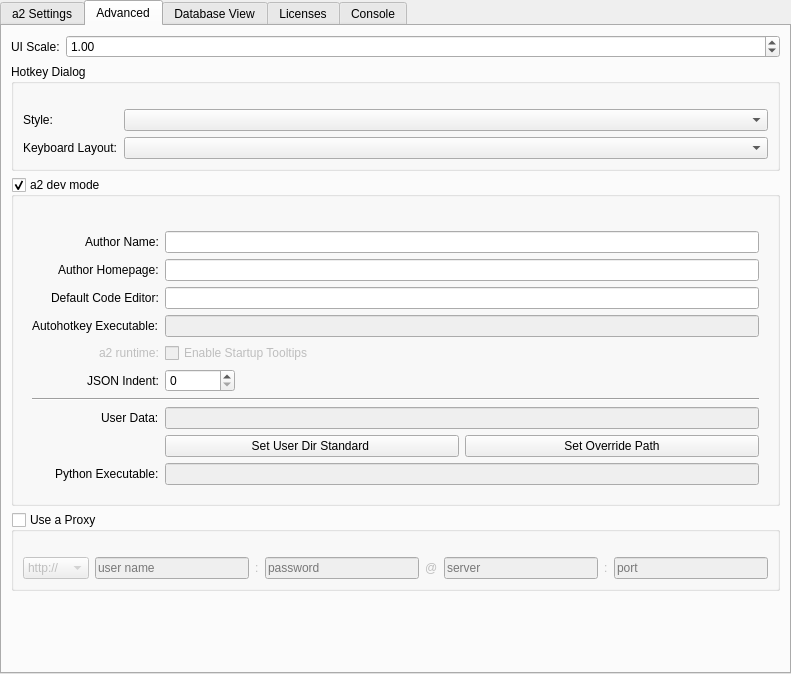
The window that ui/a2widget/a2settings_view.ui (ewerybody/a2) describes before a commit, drawn with Qt 5.
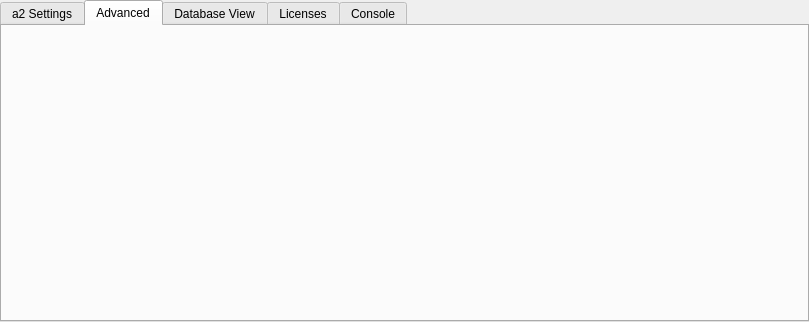
The same window after the commit. The open tabs and pages were chosen to show the change. Custom widgets are drawn as their Qt base class.

Commit message: settings view: Advanced tab now separated and built on demand

Patch:
```diff
--- a/ui/a2widget/a2settings_view.ui
+++ b/ui/a2widget/a2settings_view.ui
@@ -6,16 +6,10 @@
    <rect>
     <x>0</x>
     <y>0</y>
-    <width>791</width>
-    <height>674</height>
+    <width>809</width>
+    <height>322</height>
    </rect>
   </property>
-  <property name="windowTitle">
-   <string notr="true">a2settings</string>
-  </property>
-  <property name="styleSheet">
-   <string notr="true">b</string>
-  </property>
   <layout class="QVBoxLayout" name="a2settings_view_layout">
    <property name="leftMargin">
     <number>0</number>
@@ -232,354 +226,6 @@
       <attribute name="title">
        <string notr="true">Advanced</string>
       </attribute>
-      <layout class="QFormLayout" name="formLayout_3">
-       <item row="0" column="0">
-        <widget class="QLabel" name="ui_scale_label">
-         <property name="text">
-          <string notr="true">UI Scale:</string>
-         </property>
-        </widget>
-       </item>
-       <item row="0" column="1">
-        <widget class="A2Slider" name="ui_scale_slider">
-         <property name="decimals">
-          <number>2</number>
-         </property>
-         <property name="minimum">
-          <double>0.500000000000000</double>
-         </property>
-         <property name="maximum">
-          <double>2.000000000000000</double>
-         </property>
-         <property name="singleStep">
-          <double>0.050000000000000</double>
-         </property>
-         <property name="value">
-          <double>1.000000000000000</double>
-         </property>
-        </widget>
-       </item>
-       <item row="1" column="0" colspan="2">
-        <widget class="QGroupBox" name="hotkey_box">
-         <property name="title">
-          <string>Hotkey Dialog</string>
-         </property>
-         <layout class="QFormLayout" name="formLayout_4">
-          <property name="topMargin">
-           <number>25</number>
-          </property>
-          <item row="0" column="0">
-           <widget class="QLabel" name="label_7">
-            <property name="text">
-             <string notr="true">Style:</string>
-            </property>
-           </widget>
-          </item>
-          <item row="0" column="1">
-           <widget class="QComboBox" name="hk_dialog_style"/>
-          </item>
-          <item row="1" column="0">
-           <widget class="QLabel" name="label_13">
-            <property name="text">
-             <string notr="true">Keyboard Layout:</string>
-            </property>
-           </widget>
-          </item>
-          <item row="1" column="1">
-           <widget class="QComboBox" name="hk_dialog_layout"/>
-          </item>
-         </layout>
-        </widget>
-       </item>
-       <item row="3" column="0" colspan="2">
-        <widget class="QGroupBox" name="dev_box">
-         <property name="title">
-          <string notr="true">a2 dev mode</string>
-         </property>
-         <property name="checkable">
-          <bool>true</bool>
-         </property>
-         <layout class="QVBoxLayout" name="verticalLayout_3">
-          <property name="topMargin">
-           <number>25</number>
-          </property>
-          <item>
-           <widget class="QWidget" name="dev_widget" native="true">
-            <property name="accessibleDescription">
-             <string notr="true"/>
-            </property>
-            <layout class="QFormLayout" name="formLayout_2">
-             <property name="fieldGrowthPolicy">
-              <enum>QFormLayout::AllNonFixedFieldsGrow</enum>
-             </property>
-             <property name="labelAlignment">
-              <set>Qt::AlignRight|Qt::AlignTrailing|Qt::AlignVCenter</set>
-             </property>
-             <item row="0" column="0">
-              <widget class="QLabel" name="label_4">
-               <property name="text">
-                <string notr="true">Author Name:</string>
-               </property>
-              </widget>
-             </item>
-             <item row="0" column="1">
-              <widget class="QLineEdit" name="author_name">
-               <property name="text">
-                <string notr="true"/>
-               </property>
-              </widget>
-             </item>
-             <item row="1" column="0">
-              <widget class="QLabel" name="label_6">
-               <property name="text">
-                <string notr="true">Author Homepage:</string>
-               </property>
-              </widget>
-             </item>
-             <item row="1" column="1">
-              <widget class="QLineEdit" name="author_url">
-               <property name="text">
-                <string notr="true"/>
-               </property>
-              </widget>
-             </item>
-             <item row="2" column="0">
-              <widget class="QLabel" name="label_5">
-               <property name="text">
-                <string notr="true">Default Code Editor:</string>
-               </property>
-              </widget>
-             </item>
-             <item row="2" column="1">
-              <widget class="A2PathField" name="code_editor">
-               <property name="text">
-                <string notr="true"/>
-               </property>
-              </widget>
-             </item>
-             <item row="3" column="0">
-              <widget class="QLabel" name="label_8">
-               <property name="text">
-                <string notr="true">Autohotkey Executable:</string>
-               </property>
-              </widget>
-             </item>
-             <item row="3" column="1">
-              <widget class="A2PathField" name="autohotkey">
-               <property name="enabled">
-                <bool>false</bool>
-               </property>
-               <property name="text">
-                <string notr="true"/>
-               </property>
-              </widget>
-             </item>
-             <item row="4" column="0">
-              <widget class="QLabel" name="label_12">
-               <property name="enabled">
-                <bool>false</bool>
-               </property>
-               <property name="text">
-                <string notr="true">a2 runtime:</string>
-               </property>
-              </widget>
-             </item>
-             <item row="4" column="1">
-              <widget class="QCheckBox" name="startup_tooltips">
-               <property name="enabled">
-                <bool>false</bool>
-               </property>
-               <property name="text">
-                <string notr="true">Enable Startup Tooltips</string>
-               </property>
-              </widget>
-             </item>
-             <item row="5" column="0">
-              <widget class="QLabel" name="label_9">
-               <property name="text">
-                <string notr="true">JSON Indent:</string>
-               </property>
-              </widget>
-             </item>
-             <item row="5" column="1">
-              <widget class="QSpinBox" name="json_indent">
-               <property name="maximumSize">
-                <size>
-                 <width>70</width>
-                 <height>16777215</height>
-                </size>
-               </property>
-              </widget>
-             </item>
-             <item row="9" column="0" colspan="2">
-              <widget class="Line" name="line">
-               <property name="sizePolicy">
-                <sizepolicy hsizetype="Minimum" vsizetype="Fixed">
-                 <horstretch>0</horstretch>
-                 <verstretch>0</verstretch>
-                </sizepolicy>
-               </property>
-               <property name="minimumSize">
-                <size>
-                 <width>100</width>
-                 <height>0</height>
-                </size>
-               </property>
-               <property name="orientation">
-                <enum>Qt::Horizontal</enum>
-               </property>
-              </widget>
-             </item>
-             <item row="10" column="0">
-              <widget class="QLabel" name="label_2">
-               <property name="text">
-                <string notr="true">User Data:</string>
-               </property>
-              </widget>
-             </item>
-             <item row="10" column="1">
-              <widget class="A2PathField" name="data_folder">
-               <property name="enabled">
-                <bool>false</bool>
-               </property>
-               <property name="text">
-                <string notr="true"/>
-               </property>
-              </widget>
-             </item>
-             <item row="12" column="0">
-              <widget class="QLabel" name="label_10">
-               <property name="text">
-                <string notr="true">Python Executable:</string>
-               </property>
-              </widget>
-             </item>
-             <item row="12" column="1">
-              <widget class="A2PathField" name="python_executable">
-               <property name="enabled">
-                <bool>false</bool>
-               </property>
-               <property name="text">
-                <string notr="true"/>
-               </property>
-              </widget>
-             </item>
-             <item row="11" column="1">
-              <layout class="QHBoxLayout" name="horizontalLayout_4">
-               <item>
-                <widget class="QPushButton" name="button_set_user_dir_standard">
-                 <property name="text">
-                  <string>Set User Dir Standard </string>
-                 </property>
-                </widget>
-               </item>
-               <item>
-                <widget class="QPushButton" name="button_set_user_dir_custom">
-                 <property name="text">
-                  <string>Set Override Path</string>
-                 </property>
-                </widget>
-               </item>
-              </layout>
-             </item>
-            </layout>
-           </widget>
-          </item>
-         </layout>
-        </widget>
-       </item>
-       <item row="4" column="0" colspan="2">
-        <widget class="QGroupBox" name="proxy_box">
-         <property name="title">
-          <string notr="true">Use a Proxy</string>
-         </property>
-         <property name="checkable">
-          <bool>true</bool>
-         </property>
-         <property name="checked">
-          <bool>false</bool>
-         </property>
-         <layout class="QVBoxLayout" name="verticalLayout_4">
-          <property name="topMargin">
-           <number>25</number>
-          </property>
-          <item>
-           <layout class="QHBoxLayout" name="horizontalLayout_2">
-            <item>
-             <widget class="QComboBox" name="proxy_http">
-              <item>
-               <property name="text">
-                <string>http://</string>
-               </property>
-              </item>
-              <item>
-               <property name="text">
-                <string>https://</string>
-               </property>
-              </item>
-             </widget>
-            </item>
-            <item>
-             <widget class="QLineEdit" name="proxy_user">
-              <property name="placeholderText">
-               <string notr="true">user name</string>
-              </property>
-             </widget>
-            </item>
-            <item>
-             <widget class="QLabel" name="label">
-              <property name="text">
-               <string>:</string>
-              </property>
-             </widget>
-            </item>
-            <item>
-             <widget class="QLineEdit" name="proxy_pass">
-              <property name="echoMode">
-               <enum>QLineEdit::Password</enum>
-              </property>
-              <property name="placeholderText">
-               <string notr="true">password</string>
-              </property>
-             </widget>
-            </item>
-            <item>
-             <widget class="QLabel" name="label_14">
-              <property name="text">
-               <string>@</string>
-              </property>
-             </widget>
-            </item>
-            <item>
-             <widget class="QLineEdit" name="proxy_server">
-              <property name="text">
-               <string/>
-              </property>
-              <property name="placeholderText">
-               <string notr="true">server</string>
-              </property>
-             </widget>
-            </item>
-            <item>
-             <widget class="QLabel" name="label_15">
-              <property name="text">
-               <string>:</string>
-              </property>
-             </widget>
-            </item>
-            <item>
-             <widget class="QLineEdit" name="proxy_port">
-              <property name="placeholderText">
-               <string notr="true">port</string>
-              </property>
-             </widget>
-            </item>
-           </layout>
-          </item>
-         </layout>
-        </widget>
-       </item>
-      </layout>
      </widget>
      <widget class="QWidget" name="tab_4">
       <attribute name="title">
@@ -628,21 +274,11 @@
   </layout>
  </widget>
  <customwidgets>
-  <customwidget>
-   <class>A2PathField</class>
-   <extends>QLineEdit</extends>
-   <header>a2widget.a2path_field</header>
-  </customwidget>
   <customwidget>
    <class>A2Hotkey</class>
    <extends>QPushButton</extends>
    <header>a2widget.a2hotkey</header>
   </customwidget>
-  <customwidget>
-   <class>A2Slider</class>
-   <extends>QDoubleSpinBox</extends>
-   <header>a2widget.a2slider</header>
-  </customwidget>
  </customwidgets>
  <resources/>
  <connections/>
```
Left out of the diff: 161 changed lines with no effect on the pictures. The commit also changes 4 other files.
